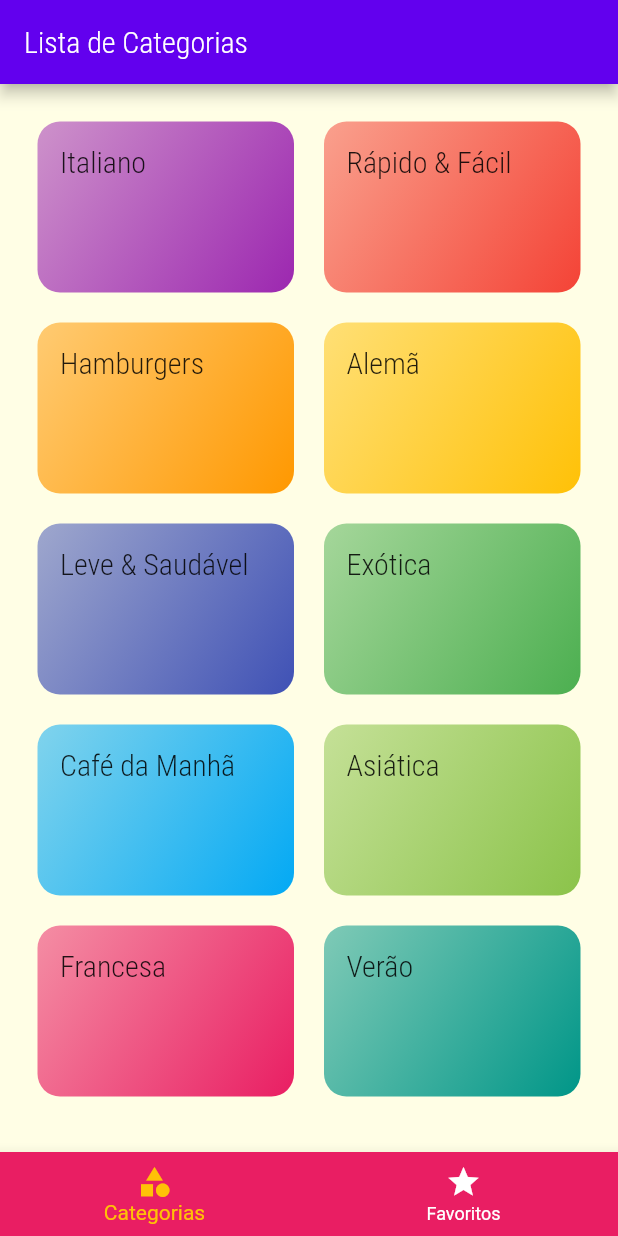
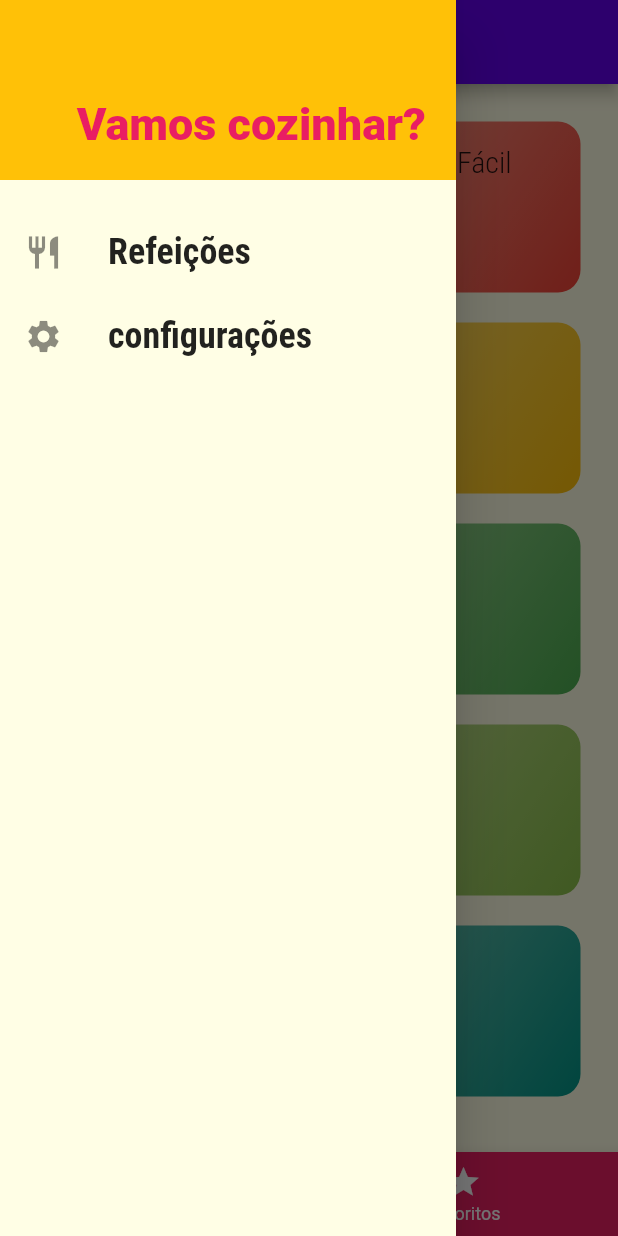
Before and after one commit to biroska/meals, a Flutter app: the screen it shows after launch, with the side drawer open (before the commit the screen has no drawer), on a phone screen of 412 x 824 dp. Run offline on Flutter 3.47's test engine with Material 2 defaults, Android fonts, the phone set to English and light mode, and no system bars.

Commit message:
Inclusao de Drawer (menu lateral)

```diff
--- /dev/null
+++ b/lib/components/main_drawer.dart
@@ -0,0 +1,46 @@
+import 'package:flutter/material.dart';
+
+class MainDrawer extends StatelessWidget {
+
+  Widget _createItem(IconData icon, String label){
+
+    return ListTile(
+      leading: Icon(
+        icon, size: 26,
+      ),
+      title: Text( label,
+      style: const TextStyle(
+        fontFamily: 'RobotoCondensed',
+        fontSize: 24,
+        fontWeight: FontWeight.bold
+      ),),
+      onTap: (){},
+    );
+  }
+
+  @override
+  Widget build(BuildContext context) {
+    return Drawer(
+      child: Column(
+          children:<Widget>[
+            Container(
+              height: 120,
+              width: double.infinity,
+              padding: const EdgeInsets.all( 20 ),
+              alignment: Alignment.bottomRight,
+              color: Theme.of(context).colorScheme.secondary,
+              child: Text('Vamos cozinhar?',
+              style: TextStyle(
+                fontWeight: FontWeight.w900,
+                fontSize: 30,
+                color: Theme.of(context).primaryColor
+              ),),
+            ),
+            const SizedBox(height: 20,),
+            _createItem( Icons.restaurant, 'Refeições' ),
+            _createItem( Icons.settings, 'configurações')
+          ]
+      ),
+    );
+  }
+}
--- a/lib/screens/tabs_screen.dart
+++ b/lib/screens/tabs_screen.dart
@@ -1,4 +1,5 @@
 import 'package:flutter/material.dart';
+import 'package:meals/components/main_drawer.dart';
 import 'package:meals/screens/categories_screen.dart';
 import 'package:meals/screens/favorite_screen.dart';
 
@@ -32,6 +33,7 @@ class _TabsScreenState extends State<TabsScreen> {
         title: Text(_titles[_selectedScreenIndex]),
       ),
       body: _screens[ _selectedScreenIndex ],
+      drawer: MainDrawer(),
       bottomNavigationBar: BottomNavigationBar(
         onTap: _selectScreen,
         backgroundColor: Theme.of(context).primaryColor,
```
